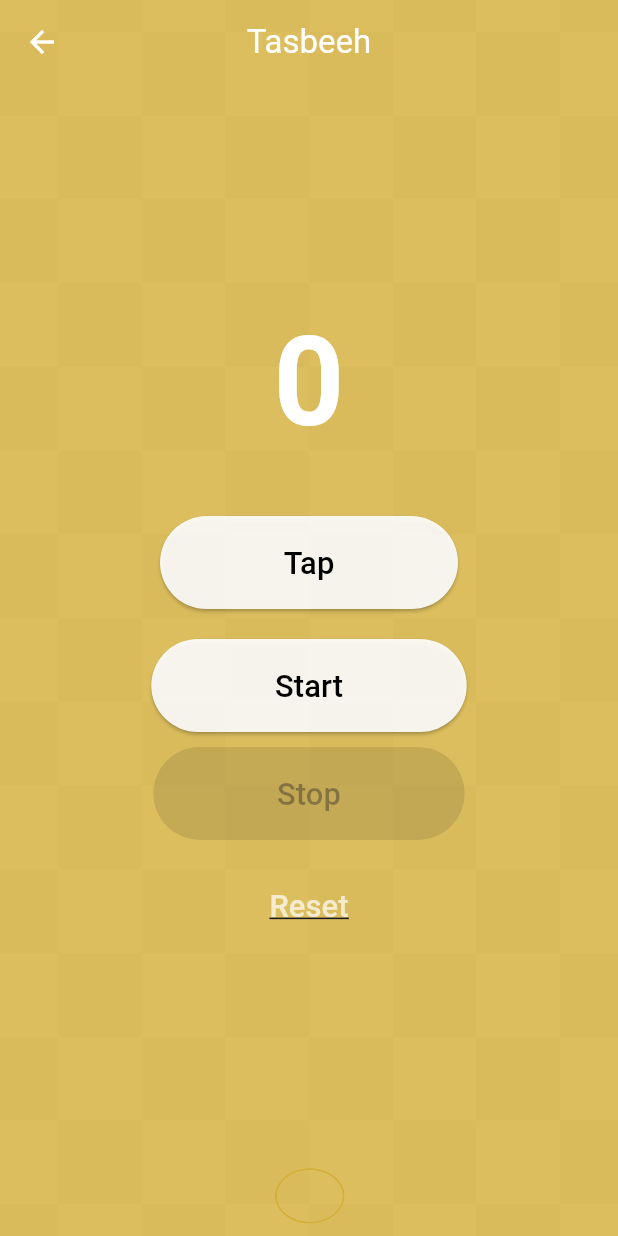
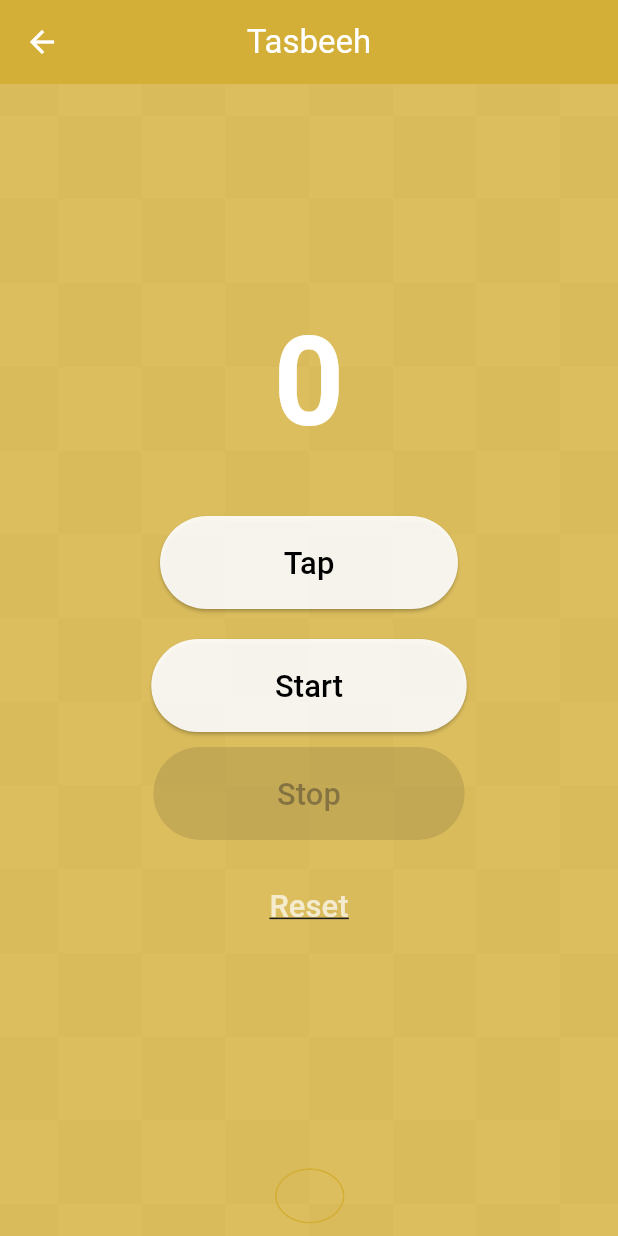
Before and after one commit to fwdAndroid/quran_al_kareem, a Flutter app: the screen it shows after launch, in the side drawer, after a tap on "Tasbeeh Counter", on a phone screen of 412 x 824 dp. Run offline on Flutter 3.47's test engine with Material 3 defaults, Android fonts, the phone set to English and light mode, and no system bars; our stand-ins replace flutter_spinkit, flutter_svg, font_awesome_flutter, geolocator, ionicons, just_audio and 3 more; missing offline and left inert: audio_session, flutter_qiblah, quran.

Commit message:
Language Added

```diff
--- a/assets/lang/ar.json
+++ b/assets/lang/ar.json
@@ -91,5 +91,9 @@
     "Language": "لغة",
     "Total Aya": "إجمالي آية",
     "Now Playing": "الآن يعرض",
-    "Adjust volume": "ضبط الصوت"
+    "Adjust volume": "ضبط الصوت",
+      "Hadith Collection": "مجموعة الأحاديث",
+     "How to Pray Namaz": "كَيْفَ تُصَلِّي الصَّلَاةَ",
+     "Urdu":"الأردية",
+    "Dua's": "الأدوية"
 }
--- a/assets/lang/en.json
+++ b/assets/lang/en.json
@@ -7,6 +7,10 @@
     "Are you sure you want to log out?": "Are you sure you want to log out?",
     "No": "No",
     "Logout Successfully": "Logout Successfully",
+    "How to Pray Namaz":"How to Pray Namaz",
+    "Dua's":"Dua's",
+    "Hadith Collection":"Hadith Collection",
+    "Urdu":"Urdu",
     "Yes ": "Yes",
     "Search for a city or location": "Search for a city or location",
     "Search for a location ": "Search for a location",
--- a/lib/screens/drawer_pages/tasbeeh_counter.dart
+++ b/lib/screens/drawer_pages/tasbeeh_counter.dart
@@ -1,6 +1,7 @@
 import 'dart:async';
 
 import 'package:flutter/material.dart';
+import 'package:quran_al_kareem/utils/colors.dart';
 
 class TashbeehCounter extends StatefulWidget {
   const TashbeehCounter({super.key});
@@ -103,7 +104,7 @@ class _TashbeehCounterState extends State<TashbeehCounter> {
     return Scaffold(
       extendBodyBehindAppBar: true,
       appBar: AppBar(
-        backgroundColor: Colors.transparent,
+        backgroundColor: mainColor,
         elevation: 0,
         iconTheme: IconThemeData(color: Colors.white),
         centerTitle: true,
--- a/lib/screens/main_dashboard.dart
+++ b/lib/screens/main_dashboard.dart
@@ -1,5 +1,9 @@
+import 'dart:io';
+
 import 'package:flutter/material.dart';
 import 'package:flutter/services.dart';
+import 'package:provider/provider.dart';
+import 'package:quran_al_kareem/provider/language_providrer.dart';
 import 'package:quran_al_kareem/screens/pages/audio_screen.dart';
 import 'package:quran_al_kareem/screens/pages/prayer_screen.dart';
 import 'package:quran_al_kareem/screens/pages/qibla_screen.dart';
@@ -30,7 +34,13 @@ class _MainDashboardState extends State<MainDashboard> {
 
   @override
   Widget build(BuildContext context) {
-    return Scaffold(
+    final languageProvider = Provider.of<LanguageProvider>(context);
+    return WillPopScope(
+      onWillPop: () async {
+        final shouldPop = await _showExitDialog(context);
+        return shouldPop ?? false;
+      },
+      child: Scaffold(
         body: _screens[_selectedIndex],
         bottomNavigationBar: Container(
           decoration: BoxDecoration(
@@ -59,35 +69,65 @@ class _MainDashboardState extends State<MainDashboard> {
             onTap: (index) {
               setState(() => _selectedIndex = index);
             },
-          items: const [
+            items: [
               BottomNavigationBarItem(
                 icon: Icon(Ionicons.book_outline),
                 activeIcon: Icon(Ionicons.book),
-              label: "Quran",
+                label: languageProvider.localizedStrings["Quran"] ?? "Quran",
               ),
               BottomNavigationBarItem(
                 icon: Icon(Ionicons.book),
                 activeIcon: Icon(Ionicons.hand_left),
-              label: "Audio Quran",
+                label:
+                    languageProvider.localizedStrings["Audio Quran"] ??
+                    "Audio Quran",
               ),
               BottomNavigationBarItem(
                 icon: Icon(Ionicons.time_outline),
                 activeIcon: Icon(Ionicons.time),
-              label: "Prayer",
+                label: languageProvider.localizedStrings["Prayer"] ?? "Prayer",
               ),
               BottomNavigationBarItem(
                 icon: Icon(Ionicons.compass_outline),
                 activeIcon: Icon(Ionicons.compass),
-              label: "Qibla",
+                label: languageProvider.localizedStrings["Qibla"] ?? "Qibla",
               ),
               BottomNavigationBarItem(
                 icon: Icon(Ionicons.settings_outline),
                 activeIcon: Icon(Ionicons.settings),
-              label: "Settings",
+                label:
+                    languageProvider.localizedStrings["Settings"] ?? "Settings",
               ),
             ],
           ),
         ),
+      ),
+    );
+  }
+
+  Future<bool?> _showExitDialog(BuildContext context) {
+    return showDialog<bool>(
+      context: context,
+      builder: (context) => AlertDialog(
+        title: Text('Exit App'),
+        content: Text('Do you want to exit the app?'),
+        actions: [
+          TextButton(
+            onPressed: () => Navigator.of(context).pop(false),
+            child: Text('No'),
+          ),
+          TextButton(
+            onPressed: () {
+              if (Platform.isAndroid) {
+                SystemNavigator.pop(); // For Android
+              } else if (Platform.isIOS) {
+                exit(0); // For iOS
+              }
+            },
+            child: Text('Yes'),
+          ),
+        ],
+      ),
     );
   }
 }
--- a/lib/screens/pages/prayer_screen.dart
+++ b/lib/screens/pages/prayer_screen.dart
@@ -2,7 +2,6 @@ import 'dart:async';
 import 'package:flutter/material.dart';
 import 'package:intl/intl.dart';
 import 'package:quran_al_kareem/screens/drawer_pages/allah_names.dart';
-import 'package:quran_al_kareem/screens/main_dashboard.dart';
 import 'package:quran_al_kareem/screens/other/dua_screen.dart';
 import 'package:quran_al_kareem/screens/other/hadith_screen.dart';
 import 'package:quran_al_kareem/screens/other/namaz_screen.dart';
--- a/lib/screens/widget/location_error_widget.dart
+++ b/lib/screens/widget/location_error_widget.dart
@@ -1,4 +1,6 @@
 import 'package:flutter/material.dart';
+import 'package:provider/provider.dart';
+import 'package:quran_al_kareem/provider/language_providrer.dart';
 
 class LocationErrorWidget extends StatelessWidget {
   final String? error;
@@ -9,6 +11,8 @@ class LocationErrorWidget extends StatelessWidget {
 
   @override
   Widget build(BuildContext context) {
+    final languageProvider = Provider.of<LanguageProvider>(context); // Access
+
     const box = SizedBox(height: 32);
     const errorColor = Color(0xffb00020);
 
@@ -27,7 +31,7 @@ class LocationErrorWidget extends StatelessWidget {
           ),
           box,
           ElevatedButton(
-            child: const Text("Retry"),
+            child: Text(languageProvider.localizedStrings["Retry"] ?? "Retry"),
             onPressed: () {
               if (callback != null) callback!();
             },
--- a/lib/screens/widget/my_drawer.dart
+++ b/lib/screens/widget/my_drawer.dart
@@ -1,5 +1,7 @@
 import 'package:flutter/material.dart';
 import 'package:ionicons/ionicons.dart';
+import 'package:provider/provider.dart';
+import 'package:quran_al_kareem/provider/language_providrer.dart';
 import 'package:quran_al_kareem/screens/drawer_pages/allah_names.dart';
 import 'package:quran_al_kareem/screens/drawer_pages/change_language.dart';
 import 'package:quran_al_kareem/screens/drawer_pages/tasbeeh_counter.dart';
@@ -31,7 +33,7 @@ class _DrawerWidgetState extends State<DrawerWidget>
 
   @override
   Widget build(BuildContext context) {
-    //final languageProvider = Provider.of<LanguageProvider>(context); // Access
+    final languageProvider = Provider.of<LanguageProvider>(context); // Access
 
     return Drawer(
       backgroundColor: mainColor,
@@ -48,7 +50,8 @@ class _DrawerWidgetState extends State<DrawerWidget>
             child: ListTile(
               leading: Icon(Ionicons.book, color: Colors.brown),
               title: Text(
-                'Allah Names',
+                languageProvider.localizedStrings["Allah Names"] ??
+                    'Allah Names',
                 style: TextStyle(
                   color: Colors.white,
                   fontWeight: FontWeight.w300,
@@ -69,8 +72,8 @@ class _DrawerWidgetState extends State<DrawerWidget>
             leading: Icon(Icons.countertops, color: Colors.brown),
 
             title: Text(
-              // languageProvider.localizedStrings["Tasbeeh Counter"] ??
-              'Tasbeeh Counter',
+              languageProvider.localizedStrings["Tasbeeh Counter"] ??
+                  'Tasbeeh Counter',
               style: TextStyle(
                 color: Colors.white,
                 fontWeight: FontWeight.w300,
@@ -90,7 +93,7 @@ class _DrawerWidgetState extends State<DrawerWidget>
             leading: Icon(Icons.audio_file, color: Colors.brown),
 
             title: Text(
-              'Audio Quran',
+              languageProvider.localizedStrings["Audio Quran"] ?? 'Audio Quran',
               style: TextStyle(
                 color: Colors.white,
                 fontWeight: FontWeight.w300,
@@ -112,8 +115,8 @@ class _DrawerWidgetState extends State<DrawerWidget>
             leading: Icon(Icons.language, color: Colors.brown),
 
             title: Text(
-              // languageProvider.localizedStrings["Language Setting"] ??
-              'Language Setting',
+              languageProvider.localizedStrings["Language Setting"] ??
+                  'Language Setting',
               style: TextStyle(
                 color: Colors.white,
                 fontWeight: FontWeight.w300,
```
Also changed, not shown: assets/lang/ur.json (+9 -1 lines), lib/screens/other/dua_screen.dart (+8 -1 lines), lib/screens/other/hadith_screen.dart (+20 -5 lines), lib/screens/other/namaz_screen.dart (+7 -2 lines), lib/screens/pages/setting_screen.dart (+8 -3 lines). Lines whose indentation alone changed are shown as unchanged.
